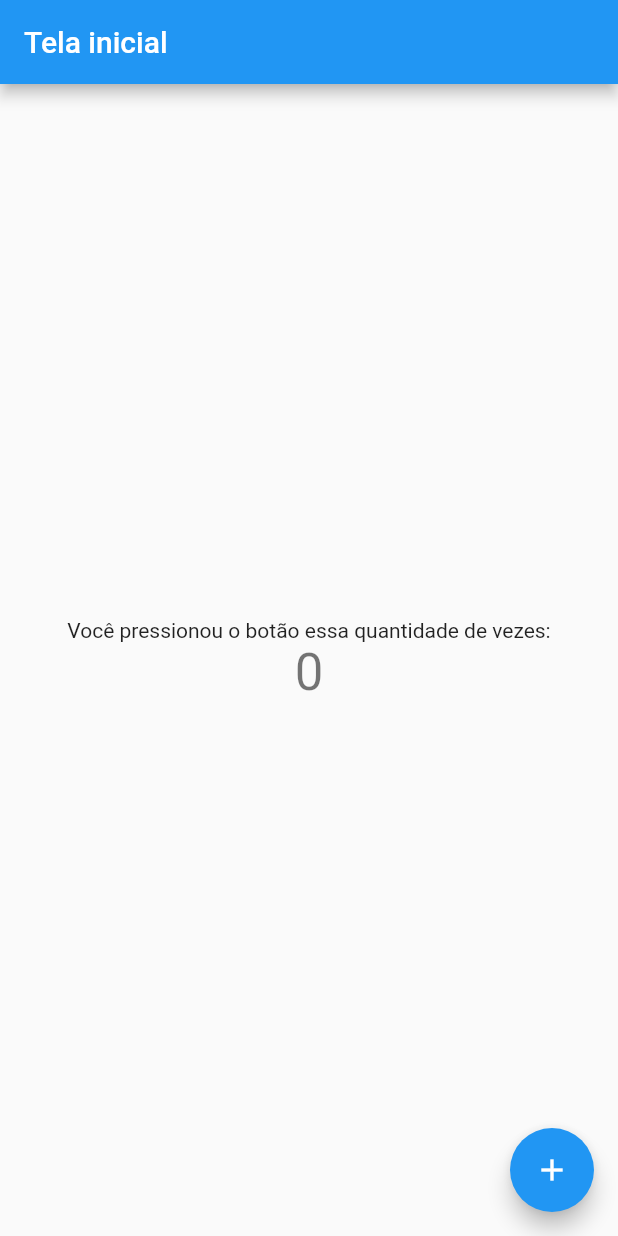
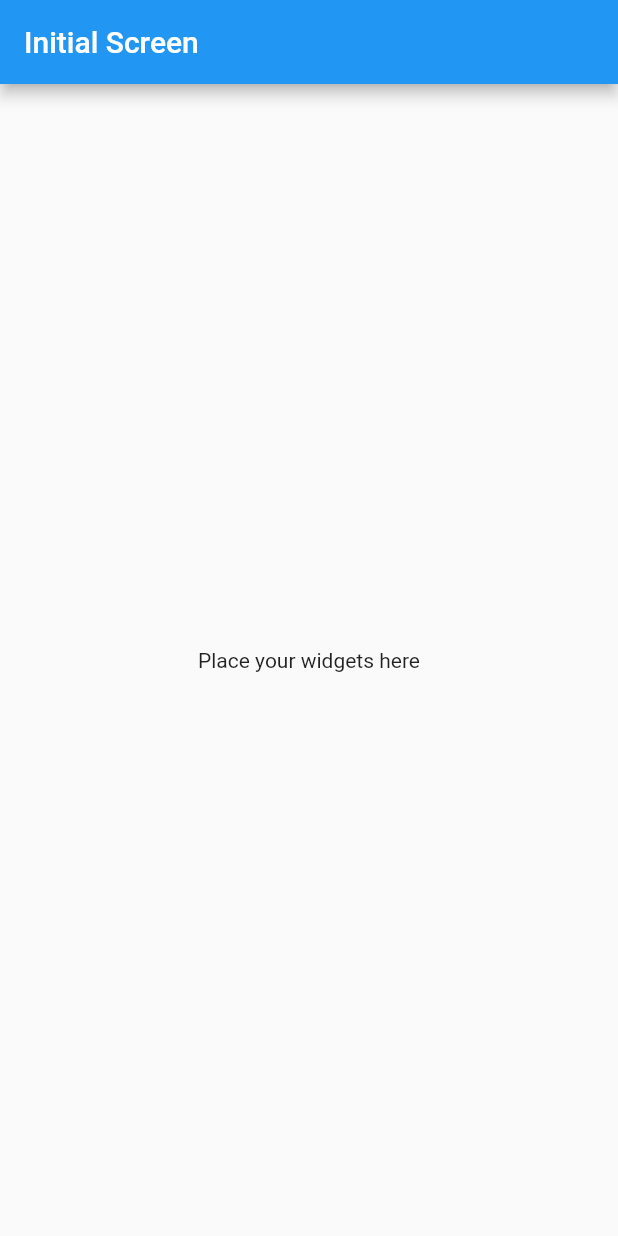
Before and after one commit to victorers1/flutter_experiments, a Flutter app: the screen it shows after launch, on a phone screen of 412 x 824 dp. Run offline on Flutter 3.47's test engine with Material 2 defaults, Android fonts, the phone set to English and light mode, and no system bars.

Commit message:
refactor(main.dart): adds cleaner initial page

```diff
--- a/lib/main.dart
+++ b/lib/main.dart
@@ -18,52 +18,32 @@ class MyApp extends StatelessWidget {
       routes: {
         '/home': (context) => HomePage(),
       },
-      home: MyHomePage(title: 'Tela inicial'),
+      home: MyHomePage(),
     );
   }
 }
 
 class MyHomePage extends StatefulWidget {
-  MyHomePage({Key key, this.title}) : super(key: key);
-  final String title;
+  MyHomePage({Key key}) : super(key: key);
 
   @override
   _MyHomePageState createState() => _MyHomePageState();
 }
 
 class _MyHomePageState extends State<MyHomePage> {
-  int _counter = 0;
-
-  void _incrementCounter() {
-    setState(() {
-      _counter++;
-    });
-  }
-
   @override
   Widget build(BuildContext context) {
     return Scaffold(
       appBar: AppBar(
-        title: Text(widget.title),
+        title: Text('Initial Screen'),
       ),
       body: Center(
         child: Column(
           mainAxisAlignment: MainAxisAlignment.center,
           children: <Widget>[
-            Text(
-              'Você pressionou o botão essa quantidade de vezes:',
-            ),
-            Text(
-              '$_counter',
-              style: Theme.of(context).textTheme.headline4,
-            ),
+            Text('Place your widgets here'),
           ],
         ),
-      ),
-      floatingActionButton: FloatingActionButton(
-        onPressed: _incrementCounter,
-        tooltip: 'Dica',
-        child: Icon(Icons.add),
       ),
     );
   }
```
